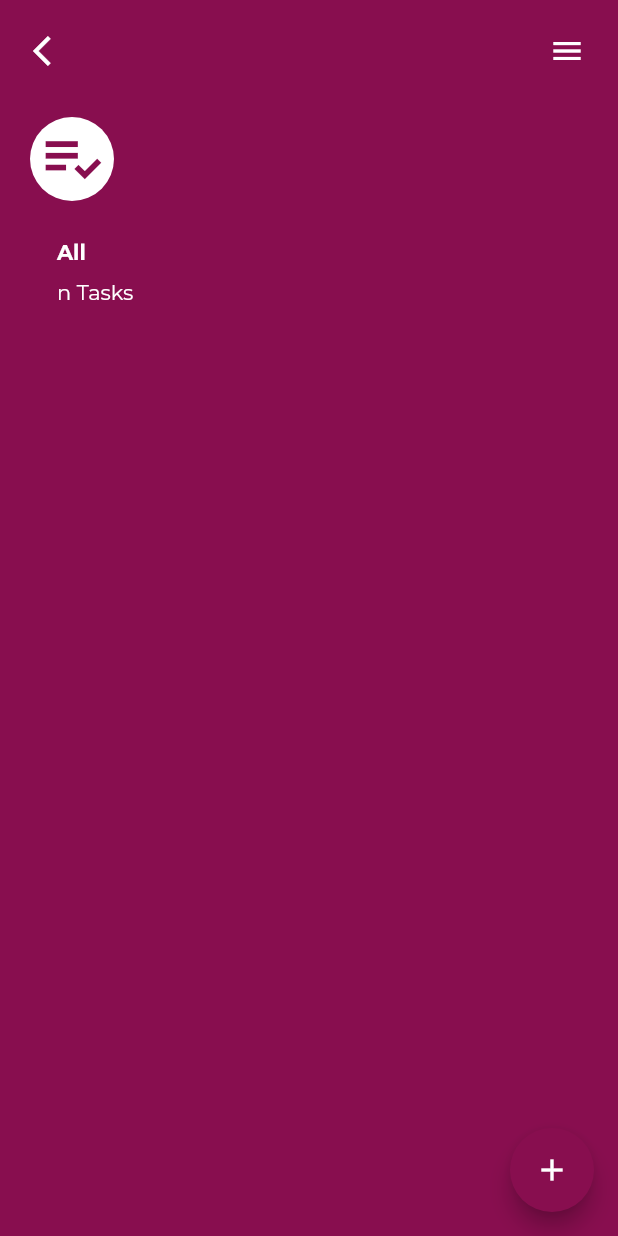
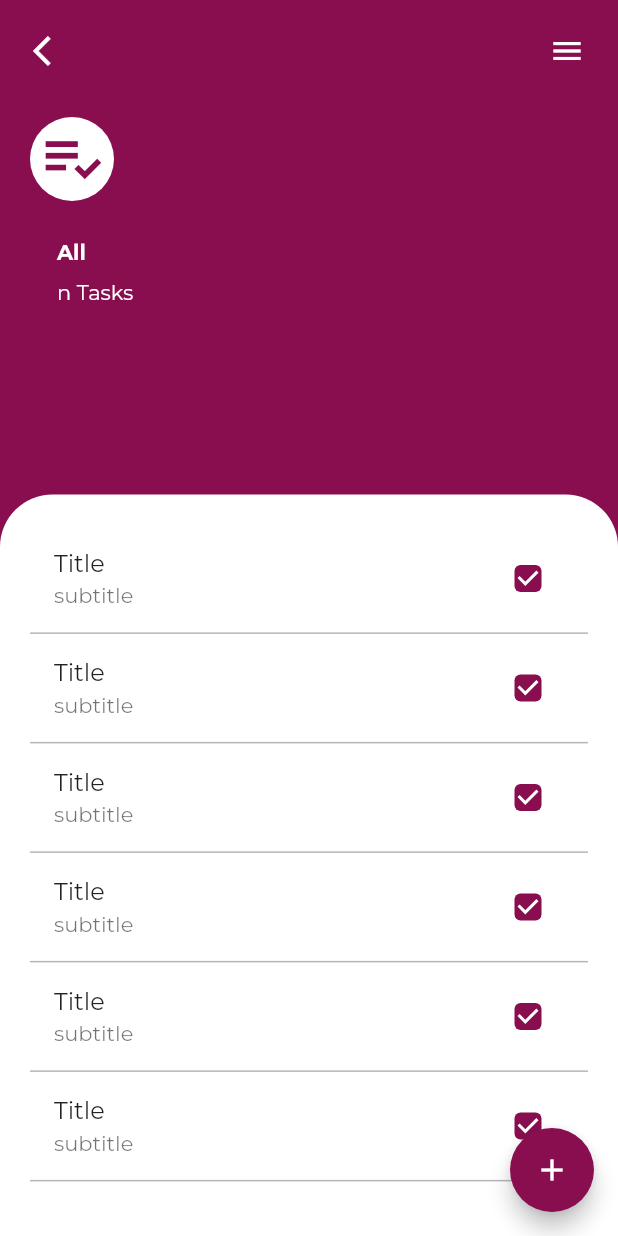
Before and after one commit to RayMasoumi/todo_app, a Flutter app: the screen it shows after launch, on a phone screen of 412 x 824 dp. Run offline on Flutter 3.47's test engine with Material 2 defaults, Android fonts, the phone set to English and light mode, and no system bars; our stand-ins replace get, google_fonts.

Commit message:
UI part 3 + ListView added

```diff
--- a/lib/constants.dart
+++ b/lib/constants.dart
@@ -2,5 +2,4 @@ import 'package:flutter/material.dart';
 
 const kPrimaryColor = Color(0xFF880E4F);
 const kAccentColor = Colors.white;
-// const kBackgroundColor = Colors.white;
-//Color(0xFFb6b6b6)
+const kSecondaryColor = Color(0xFFb6b6b6);
--- a/lib/screens/home_screen.dart
+++ b/lib/screens/home_screen.dart
@@ -1,6 +1,9 @@
 import 'package:flutter/material.dart';
 import 'package:get/get.dart';
 import 'package:todo_app/constants.dart';
+import 'package:todo_app/widgets/list_view_widget.dart';
+import 'package:todo_app/widgets/add_floating_action_button_widget.dart';
+import 'package:todo_app/widgets/top_home_screen_container_widget.dart';
 
 class HomeScreen extends StatelessWidget {
   const HomeScreen({Key? key}) : super(key: key);
@@ -8,71 +11,28 @@ class HomeScreen extends StatelessWidget {
   @override
   Widget build(BuildContext context) {
     return Scaffold(
-      floatingActionButton: FloatingActionButton(
-        onPressed: () {},
-        backgroundColor: kPrimaryColor,
-        child: const Icon(
-          Icons.add,
-          color: kAccentColor,
-        ),
-      ),
+      floatingActionButton: const AddFABWidget(),
       body: SafeArea(
+        // * we use Stack so the pages can be stacked on each other
         child: Stack(
+          alignment: Alignment.bottomCenter,
           children: [
+            const TopHomeScreenContainerWidget(),
             Container(
               width: Get.width,
-              color: kPrimaryColor,
-              child: Column(
-                crossAxisAlignment: CrossAxisAlignment.start,
-                children: [
-                  Container(
-                    margin: const EdgeInsets.all(10),
-                    child: Row(
-                      mainAxisAlignment: MainAxisAlignment.spaceBetween,
-                      children: [
-                        IconButton(
-                          onPressed: () {},
-                          icon: const Icon(Icons.arrow_back_ios),
-                          color: kAccentColor,
-                        ),
-                        IconButton(
-                          onPressed: () {},
-                          icon: const Icon(Icons.menu),
-                          color: kAccentColor,
-                        ),
-                      ],
-                    ),
-                  ),
-                  Container(
-                    margin: const EdgeInsets.only(left: 20, top: 10),
-                    child: const CircleAvatar(
-                      radius: 28,
-                      backgroundColor: kAccentColor,
-                      child: Icon(
-                        Icons.playlist_add_check,
-                        color: kPrimaryColor,
-                        size: 47,
-                      ),
-                    ),
-                  ),
-                  const Padding(
-                    padding: EdgeInsets.only(left: 38, top: 25.0),
-                    child: Text(
-                      'All',
-                      style: TextStyle(
-                          fontWeight: FontWeight.bold, color: kAccentColor),
-                    ),
-                  ),
-                  const Padding(
-                    padding: EdgeInsets.only(left: 38, top: 10.0),
-                    child: Text(
-                      'n Tasks',
-                      style: TextStyle(color: kAccentColor),
-                    ),
-                  ),
-                ],
+              height: Get.height * 0.60,
+              decoration: const BoxDecoration(
+                color: kAccentColor,
+                borderRadius: BorderRadius.only(
+                  topLeft: Radius.circular(35.0),
+                  topRight: Radius.circular(35.0),
+                ),
               ),
-            )
+              child: const Padding(
+                padding: EdgeInsets.all(20.0),
+                child: ListViewWidget(),
+              ),
+            ),
           ],
         ),
       ),
--- /dev/null
+++ b/lib/widgets/add_floating_action_button_widget.dart
@@ -0,0 +1,20 @@
+import 'package:flutter/material.dart';
+import 'package:todo_app/constants.dart';
+
+class AddFABWidget extends StatelessWidget {
+  const AddFABWidget({
+    super.key,
+  });
+
+  @override
+  Widget build(BuildContext context) {
+    return FloatingActionButton(
+      onPressed: () {},
+      backgroundColor: kPrimaryColor,
+      child: const Icon(
+        Icons.add,
+        color: kAccentColor,
+      ),
+    );
+  }
+}
--- /dev/null
+++ b/lib/widgets/list_view_widget.dart
@@ -0,0 +1,35 @@
+import 'package:flutter/material.dart';
+import 'package:todo_app/constants.dart';
+
+class ListViewWidget extends StatelessWidget {
+  const ListViewWidget({
+    super.key,
+  });
+
+  @override
+  Widget build(BuildContext context) {
+    return ListView.separated(
+        itemBuilder: (context, index) {
+          return ListTile(
+            title: const Text('Title'),
+            subtitle: const Text('subtitle'),
+            trailing: Checkbox(
+              value: true,
+              onChanged: (value) {},
+              activeColor: kPrimaryColor,
+              shape: RoundedRectangleBorder(
+                borderRadius: BorderRadius.circular(4.0),
+              ),
+            ),
+          );
+        },
+        separatorBuilder: (context, index) {
+          return const Divider(
+            height: 1,
+            color: kSecondaryColor,
+            thickness: 1,
+          );
+        },
+        itemCount: 10);
+  }
+}
--- /dev/null
+++ b/lib/widgets/top_home_screen_container_widget.dart
@@ -0,0 +1,67 @@
+import 'package:flutter/material.dart';
+import 'package:get/get.dart';
+import 'package:todo_app/constants.dart';
+
+class TopHomeScreenContainerWidget extends StatelessWidget {
+  const TopHomeScreenContainerWidget({
+    super.key,
+  });
+
+  @override
+  Widget build(BuildContext context) {
+    return Container(
+      width: Get.width,
+      color: kPrimaryColor,
+      child: Column(
+        crossAxisAlignment: CrossAxisAlignment.start,
+        children: [
+          Container(
+            margin: const EdgeInsets.all(10),
+            child: Row(
+              mainAxisAlignment: MainAxisAlignment.spaceBetween,
+              children: [
+                IconButton(
+                  onPressed: () {},
+                  icon: const Icon(Icons.arrow_back_ios),
+                  color: kAccentColor,
+                ),
+                IconButton(
+                  onPressed: () {},
+                  icon: const Icon(Icons.menu),
+                  color: kAccentColor,
+                ),
+              ],
+            ),
+          ),
+          Container(
+            margin: const EdgeInsets.only(left: 20, top: 10),
+            child: const CircleAvatar(
+              radius: 28,
+              backgroundColor: kAccentColor,
+              child: Icon(
+                Icons.playlist_add_check,
+                color: kPrimaryColor,
+                size: 47,
+              ),
+            ),
+          ),
+          const Padding(
+            padding: EdgeInsets.only(left: 38, top: 25.0),
+            child: Text(
+              'All',
+              style:
+                  TextStyle(fontWeight: FontWeight.bold, color: kAccentColor),
+            ),
+          ),
+          const Padding(
+            padding: EdgeInsets.only(left: 38, top: 10.0),
+            child: Text(
+              'n Tasks',
+              style: TextStyle(color: kAccentColor),
+            ),
+          ),
+        ],
+      ),
+    );
+  }
+}
```
